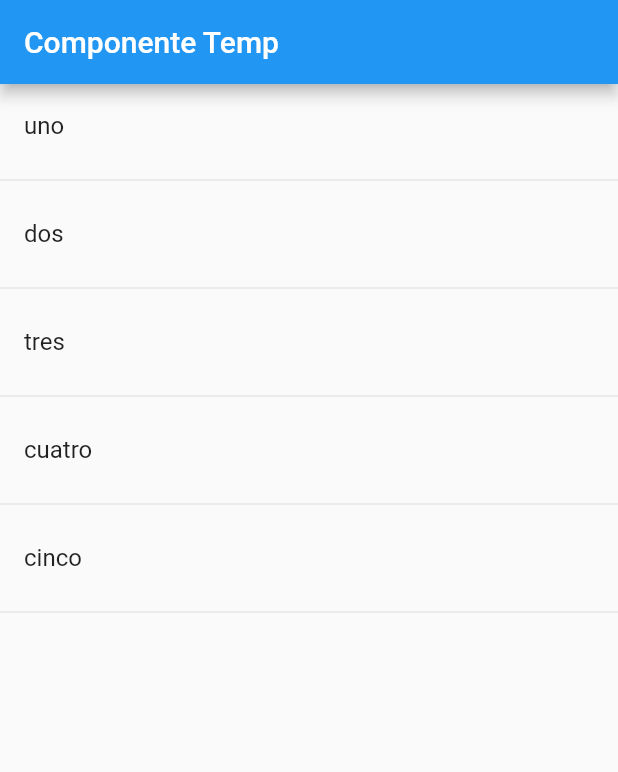
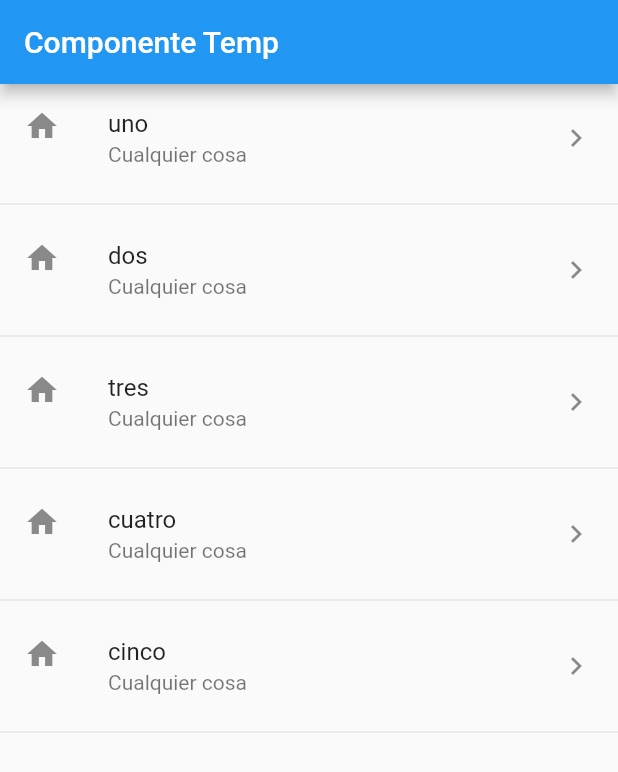
Before and after one commit to xavit/flutter-components, a Flutter app: the screen it shows after launch, on a phone screen of 412 x 824 dp. Shown: the top 772 px of the screen. Run offline on Flutter 3.47's test engine with Material 2 defaults, Android fonts, the phone set to English and light mode, and no system bars.

Commit message:
agregue el método _crearItemsCorta que mapea el array dado para devolver una lista de widgets

```diff
--- a/lib/src/pages/home_temp.dart
+++ b/lib/src/pages/home_temp.dart
@@ -11,7 +11,7 @@ class HomePageTemp extends StatelessWidget {
         appBar: AppBar(
           title: Text('Componente Temp'),
         ),
-        body: ListView(children: _crearItems()),
+        body: ListView(children: _crearItemsCorta()),
       ),
     );
   }
@@ -28,4 +28,21 @@ class HomePageTemp extends StatelessWidget {
 
     return lista;
   }
+
+  List<Widget> _crearItemsCorta() {
+    return opciones.map((item) {
+      return Column(
+        children: <Widget>[
+          ListTile(
+            title: Text(item),
+            subtitle: Text('Cualquier cosa'),
+            leading: Icon(Icons.home),
+            trailing: Icon(Icons.keyboard_arrow_right),
+            onTap: () => {},
+          ),
+          Divider()
+        ],
+      );
+    }).toList();
+  }
 }
```
